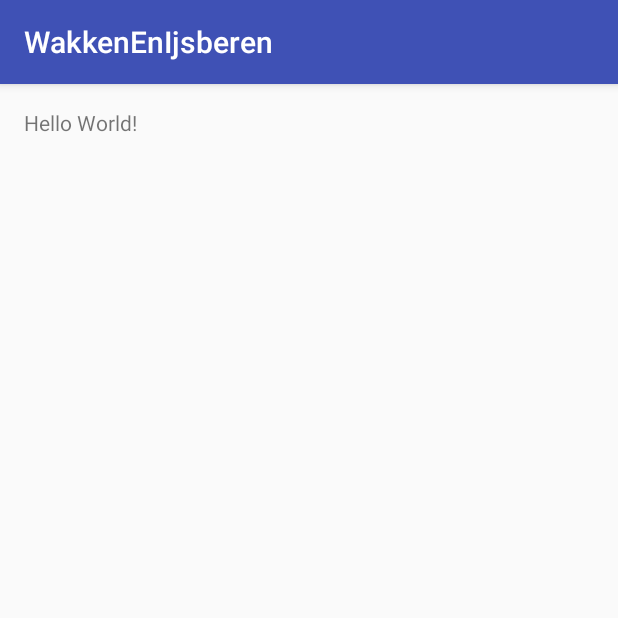
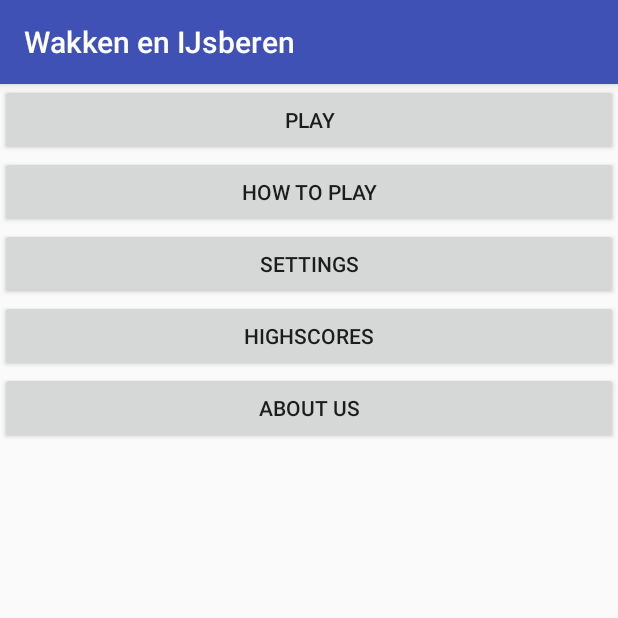
Before and after one commit to firdhanyahya/WakkenEnIjsberen2016, an Android app: the screen it shows after launch (MainActivity), on a phone screen of 412 x 824 dp, the top half of it. Run offline under Robolectric (Android 15) with nearby library versions, the phone set to English and light mode, and no system bars.

Commit message:
Splashscreen toegevoegd, en strings toegevoegd in plaats van text.

```diff
--- a/app/src/main/java/com/example/firdhan/wakkenenijsberen/MainActivity.java
+++ b/app/src/main/java/com/example/firdhan/wakkenenijsberen/MainActivity.java
@@ -8,6 +8,6 @@ public class MainActivity extends AppCompatActivity {
     @Override
     protected void onCreate(Bundle savedInstanceState) {
         super.onCreate(savedInstanceState);
-        setContentView(R.layout.activity_main);
+        setContentView(R.layout.main_menu_layout);
     }
 }
--- /dev/null
+++ b/app/src/main/java/com/example/firdhan/wakkenenijsberen/SplashScreen.java
@@ -0,0 +1,40 @@
+package com.example.firdhan.wakkenenijsberen;
+
+import android.app.Activity;
+import android.content.Intent;
+import android.os.Bundle;
+import android.os.Handler;
+
+/**
+ * Created by Robin.T on 28-11-2016.
+ */
+
+public class SplashScreen extends Activity {
+    //Splash screen timer
+    private static int SPLASH_TIME_OUT = 1500;
+
+    @Override
+    protected void onCreate(Bundle savedInstanceState) {
+        super.onCreate(savedInstanceState);
+        setContentView(R.layout.splash_screen_layout);
+
+        new Handler().postDelayed(new Runnable() {
+            /*
+             * Laat splashscreen zien met timer
+             */
+            @Override
+            public void run() {
+
+                // Deze methode zal uitgevoerd worden wanneer de timer klaar is
+                // Start de app main activity
+
+                Intent i = new Intent(SplashScreen.this, MainActivity.class);
+                startActivity(i);
+
+                // sluit de activity
+                finish();
+            }
+
+        }, SPLASH_TIME_OUT);
+    }
+}
--- a/app/src/main/res/layout/activity_main.xml
+++ b/app/src/main/res/layout/activity_main.xml
@@ -10,8 +10,4 @@
     android:paddingTop="@dimen/activity_vertical_margin"
     tools:context="com.example.firdhan.wakkenenijsberen.MainActivity">
 
-    <TextView
-        android:layout_width="wrap_content"
-        android:layout_height="wrap_content"
-        android:text="Hello World!" />
 </RelativeLayout>
--- a/app/src/main/res/layout/main_menu_layout.xml
+++ b/app/src/main/res/layout/main_menu_layout.xml
@@ -1,35 +1,36 @@
 <?xml version="1.0" encoding="utf-8"?>
 <LinearLayout xmlns:android="http://schemas.android.com/apk/res/android"
+    xmlns:tools="http://schemas.android.com/tools"
     android:orientation="vertical" android:layout_width="match_parent"
     android:layout_height="match_parent">
 
     <Button
-        android:text="Play"
         android:layout_width="match_parent"
         android:layout_height="wrap_content"
-        android:id="@+id/playBtn" />
+        android:id="@+id/playBtn"
+        android:text="@string/play" />
 
     <Button
-        android:text="How to play"
         android:layout_width="match_parent"
         android:layout_height="wrap_content"
-        android:id="@+id/howToBtn" />
+        android:id="@+id/howToBtn"
+        android:text="@string/howto" />
 
     <Button
-        android:text="Settings"
+        android:text="@string/settings"
         android:layout_width="match_parent"
         android:layout_height="wrap_content"
         android:id="@+id/settingsBtn" />
 
     <Button
-        android:text="Highscores"
+        android:text="@string/highscores"
         android:layout_width="match_parent"
         android:layout_height="wrap_content"
         android:id="@+id/Highscores" />
 
     <Button
-        android:text="About us"
-        android:layout_width="match_parent"
-        android:layout_height="wrap_content"
-        android:id="@+id/aboutBtn" />
+android:text="@string/about_us"
+android:layout_width="match_parent"
+android:layout_height="wrap_content"
+android:id="@+id/aboutBtn" />
 </LinearLayout>
--- a/app/src/main/res/layout/pick_level_layout.xml
+++ b/app/src/main/res/layout/pick_level_layout.xml
@@ -19,5 +19,5 @@
         android:text="Level 3"
         android:layout_width="match_parent"
         android:layout_height="wrap_content"
-        android:id="@+id/lvl2Btn" />
+        android:id="@+id/lvl3Btn" />
 </LinearLayout>
--- a/app/src/main/res/values/strings.xml
+++ b/app/src/main/res/values/strings.xml
@@ -1,3 +1,8 @@
 <resources>
-    <string name="app_name">WakkenEnIjsberen</string>
+    <string name="app_name">Wakken en IJsberen</string>
+    <string name="play">Play</string>
+    <string name="howto">How to Play</string>
+    <string name="settings">Settings</string>
+    <string name="highscores">Highscores</string>
+    <string name="about_us">About us</string>
 </resources>
--- a/build.gradle
+++ b/build.gradle
@@ -5,7 +5,7 @@ buildscript {
         jcenter()
     }
     dependencies {
-        classpath 'com.android.tools.build:gradle:2.2.0'
+        classpath 'com.android.tools.build:gradle:2.2.2'
 
         // NOTE: Do not place your application dependencies here; they belong
         // in the individual module build.gradle files
```
Also changed, not shown: app/src/main/AndroidManifest.xml (+12 -2 lines), app/src/main/res/layout/splash_screen_layout.xml (+13 -3 lines), app/src/main/res/values/colors.xml (+33 -0 lines), app/src/main/ic_launcher-web.png (added), app/src/main/res/mipmap-hdpi/ic_launcher.png, app/src/main/res/mipmap-mdpi/ic_launcher.png, app/src/main/res/mipmap-xhdpi/ic_launcher.png, app/src/main/res/mipmap-xxhdpi/ic_launcher.png, app/src/main/res/mipmap-xxxhdpi/ic_launcher.png.
